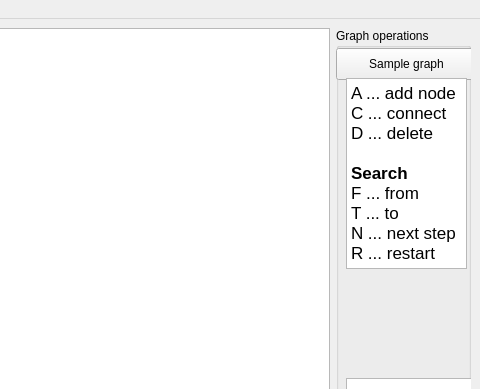
Above: mainwindow.ui from darthdeus/graphite-gui before the change; both pictures show x 559 to 1039 and y 0 to 389 of the 1039 by 802 pixel window. Below: the same form after it.
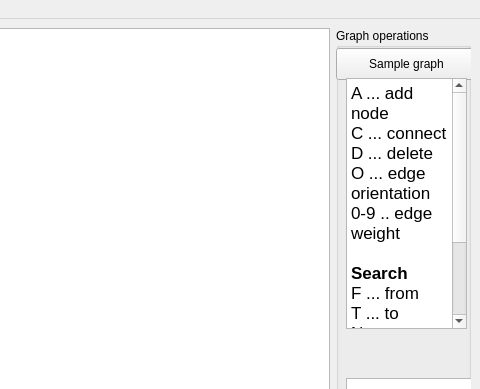
That is the form after the change.

Commit message: Fix directed edge removal

What changed in the file:
```diff
--- a/mainwindow.ui
+++ b/mainwindow.ui
@@ -51,7 +51,7 @@
          <x>10</x>
          <y>50</y>
          <width>121</width>
-         <height>191</height>
+         <height>251</height>
         </rect>
        </property>
        <property name="html">
@@ -62,12 +62,16 @@
 &lt;p style=&quot; margin-top:0px; margin-bottom:0px; margin-left:0px; margin-right:0px; -qt-block-indent:0; text-indent:0px;&quot;&gt;A ... add node&lt;/p&gt;
 &lt;p style=&quot; margin-top:0px; margin-bottom:0px; margin-left:0px; margin-right:0px; -qt-block-indent:0; text-indent:0px;&quot;&gt;C ... connect&lt;/p&gt;
 &lt;p style=&quot; margin-top:0px; margin-bottom:0px; margin-left:0px; margin-right:0px; -qt-block-indent:0; text-indent:0px;&quot;&gt;D ... delete&lt;/p&gt;
+&lt;p style=&quot; margin-top:0px; margin-bottom:0px; margin-left:0px; margin-right:0px; -qt-block-indent:0; text-indent:0px;&quot;&gt;O ... edge orientation&lt;/p&gt;
+&lt;p style=&quot; margin-top:0px; margin-bottom:0px; margin-left:0px; margin-right:0px; -qt-block-indent:0; text-indent:0px;&quot;&gt;0-9 .. edge weight&lt;/p&gt;
 &lt;p style=&quot;-qt-paragraph-type:empty; margin-top:0px; margin-bottom:0px; margin-left:0px; margin-right:0px; -qt-block-indent:0; text-indent:0px;&quot;&gt;&lt;br /&gt;&lt;/p&gt;
 &lt;p style=&quot; margin-top:0px; margin-bottom:0px; margin-left:0px; margin-right:0px; -qt-block-indent:0; text-indent:0px;&quot;&gt;&lt;span style=&quot; font-weight:600;&quot;&gt;Search&lt;/span&gt;&lt;/p&gt;
 &lt;p style=&quot; margin-top:0px; margin-bottom:0px; margin-left:0px; margin-right:0px; -qt-block-indent:0; text-indent:0px;&quot;&gt;F ... from&lt;/p&gt;
 &lt;p style=&quot; margin-top:0px; margin-bottom:0px; margin-left:0px; margin-right:0px; -qt-block-indent:0; text-indent:0px;&quot;&gt;T ... to&lt;/p&gt;
 &lt;p style=&quot; margin-top:0px; margin-bottom:0px; margin-left:0px; margin-right:0px; -qt-block-indent:0; text-indent:0px;&quot;&gt;N ... next step&lt;/p&gt;
-&lt;p style=&quot; margin-top:0px; margin-bottom:0px; margin-left:0px; margin-right:0px; -qt-block-indent:0; text-indent:0px;&quot;&gt;R ... restart&lt;/p&gt;&lt;/body&gt;&lt;/html&gt;</string>
+&lt;p style=&quot; margin-top:0px; margin-bottom:0px; margin-left:0px; margin-right:0px; -qt-block-indent:0; text-indent:0px;&quot;&gt;R ... restart&lt;/p&gt;
+&lt;p style=&quot;-qt-paragraph-type:empty; margin-top:0px; margin-bottom:0px; margin-left:0px; margin-right:0px; -qt-block-indent:0; text-indent:0px;&quot;&gt;&lt;br /&gt;&lt;/p&gt;
+&lt;p style=&quot; margin-top:0px; margin-bottom:0px; margin-left:0px; margin-right:0px; -qt-block-indent:0; text-indent:0px;&quot;&gt;P ... debug print&lt;/p&gt;&lt;/body&gt;&lt;/html&gt;</string>
        </property>
       </widget>
       <widget class="QTextBrowser" name="txtLogView">
```
The commit also changes 2 other files.
